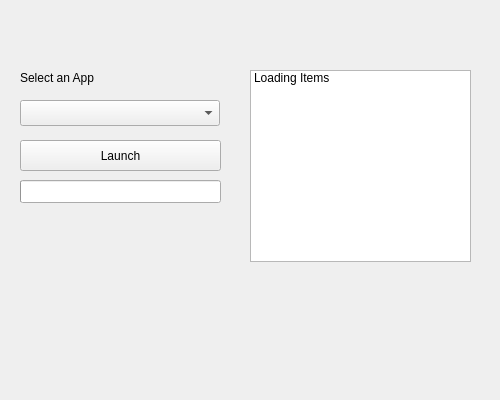
Old version of the form BetaLauncher/mainwindow.ui in the repository galli-leo/Testfighter.
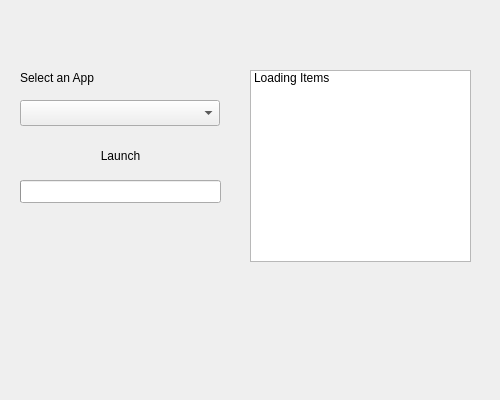
New version of the form. Icons and pictures are not drawn.

```diff
--- a/BetaLauncher/mainwindow.ui
+++ b/BetaLauncher/mainwindow.ui
@@ -43,9 +43,17 @@
       <height>31</height>
      </rect>
     </property>
+    <property name="autoFillBackground">
+     <bool>false</bool>
+    </property>
     <property name="styleSheet">
-     <string notr="true">/*border-image: url(:/images/blue_button02.png) 0 0 0 0 stretch stretch;
-font: 22pt &quot;:/fonts/kenvector_future.tff&quot;;
+     <string notr="true">
+background-size:   10px 10px;
+border: 0px;
+border-image: url(:images/button.png);
+margin: 0px;
+padding: 0px;
+/*font: 22pt &quot;:/fonts/kenvector_future.tff&quot;;
 font-weight: bold;
 color: rgb(255, 255, 255);*/
 </string>
@@ -53,6 +61,12 @@
     <property name="text">
      <string>Launch</string>
     </property>
+    <property name="iconSize">
+     <size>
+      <width>10000</width>
+      <height>35</height>
+     </size>
+    </property>
     <property name="checkable">
      <bool>false</bool>
     </property>
@@ -63,7 +77,7 @@
      <bool>false</bool>
     </property>
     <property name="flat">
-     <bool>false</bool>
+     <bool>true</bool>
     </property>
    </widget>
    <widget class="QProgressBar" name="progressBar">
```
